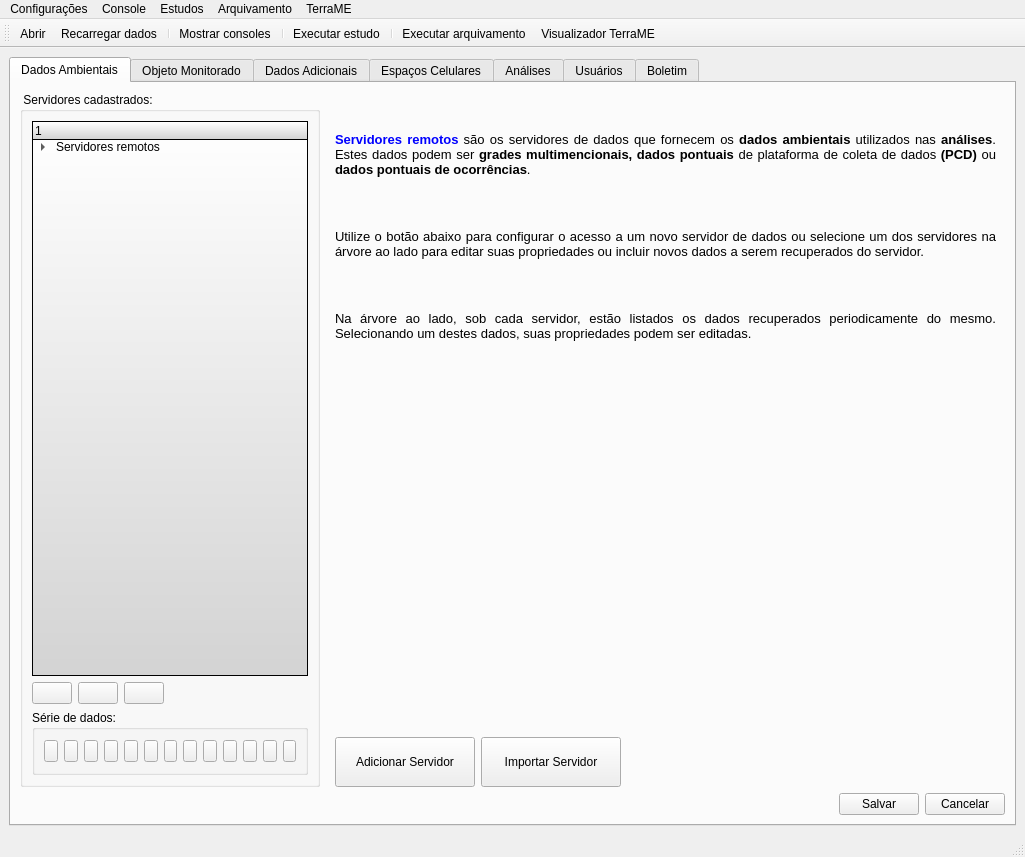
TerraMA2/terrama2, file src/terrama2/gui/config/ui/ConfigAppForm.ui: the form before one commit.
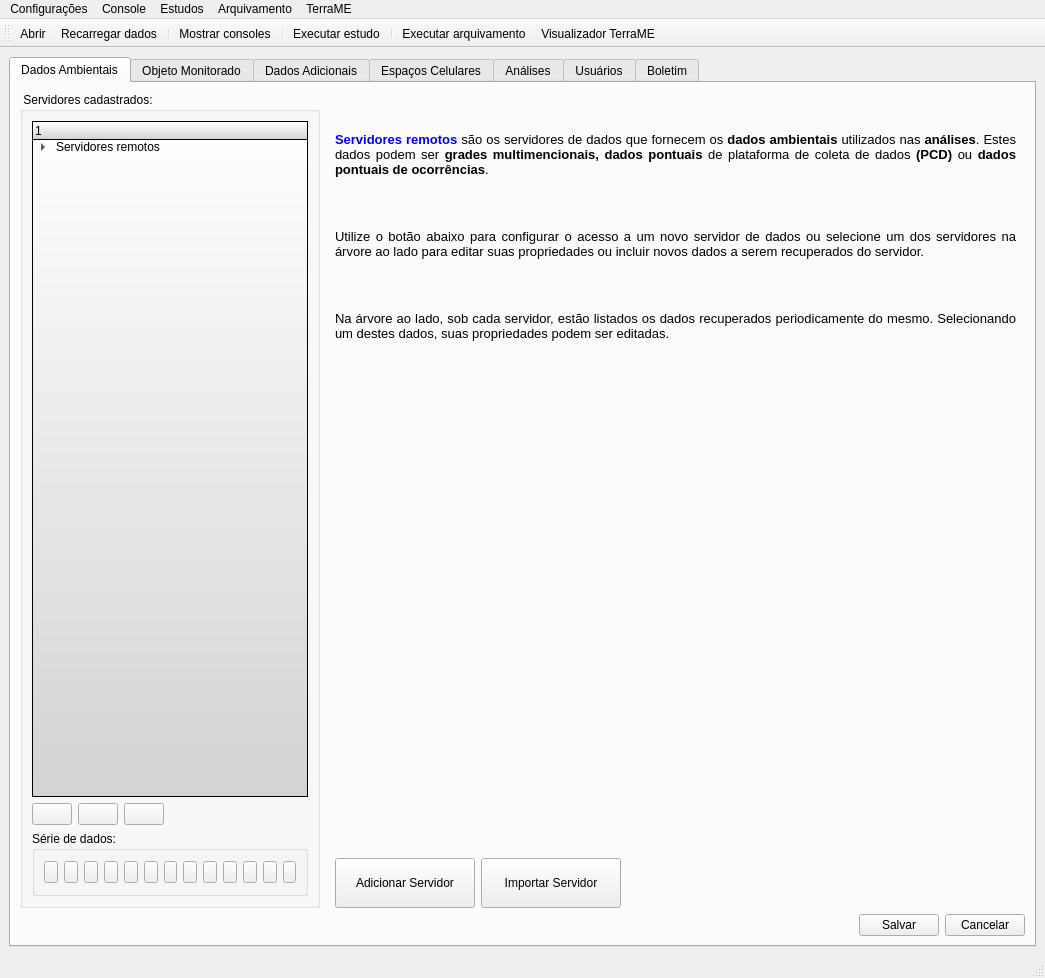
The form after the commit. Icons and pictures are not drawn.

Commit message: removing server from gui list and database

Patch:
```diff
--- a/src/terrama2/gui/config/ui/ConfigAppForm.ui
+++ b/src/terrama2/gui/config/ui/ConfigAppForm.ui
@@ -6,8 +6,8 @@
    <rect>
     <x>0</x>
     <y>0</y>
-    <width>1025</width>
-    <height>857</height>
+    <width>1045</width>
+    <height>978</height>
    </rect>
   </property>
   <property name="windowTitle">
@@ -17,8 +17,8 @@
    <property name="enabled">
     <bool>true</bool>
    </property>
-   <layout class="QVBoxLayout" name="verticalLayout">
-    <item>
+   <layout class="QGridLayout" name="gridLayout_66">
+    <item row="0" column="0">
      <widget class="QTabWidget" name="mainTabWidget">
       <property name="enabled">
        <bool>true</bool>
@@ -583,14 +583,14 @@
            <property name="enabled">
             <bool>true</bool>
            </property>
-           <layout class="QGridLayout" name="gridLayout_66">
+           <layout class="QGridLayout" name="gridLayout_48">
             <property name="topMargin">
              <number>0</number>
             </property>
             <property name="bottomMargin">
              <number>0</number>
             </property>
-            <item row="0" column="0" colspan="2">
+            <item row="0" column="0">
              <widget class="QLabel" name="label_9">
               <property name="sizePolicy">
                <sizepolicy hsizetype="Preferred" vsizetype="Preferred">
@@ -609,7 +609,7 @@
               </property>
              </widget>
             </item>
-            <item row="1" column="1">
+            <item row="1" column="0">
              <spacer name="spacerServerPage">
               <property name="orientation">
                <enum>Qt::Vertical</enum>
@@ -6549,7 +6549,7 @@
     <rect>
      <x>0</x>
      <y>0</y>
-     <width>1025</width>
+     <width>1045</width>
      <height>25</height>
     </rect>
    </property>
```
Left out of the diff: 106 changed lines with no effect on the pictures. The commit also changes 1 other file.
